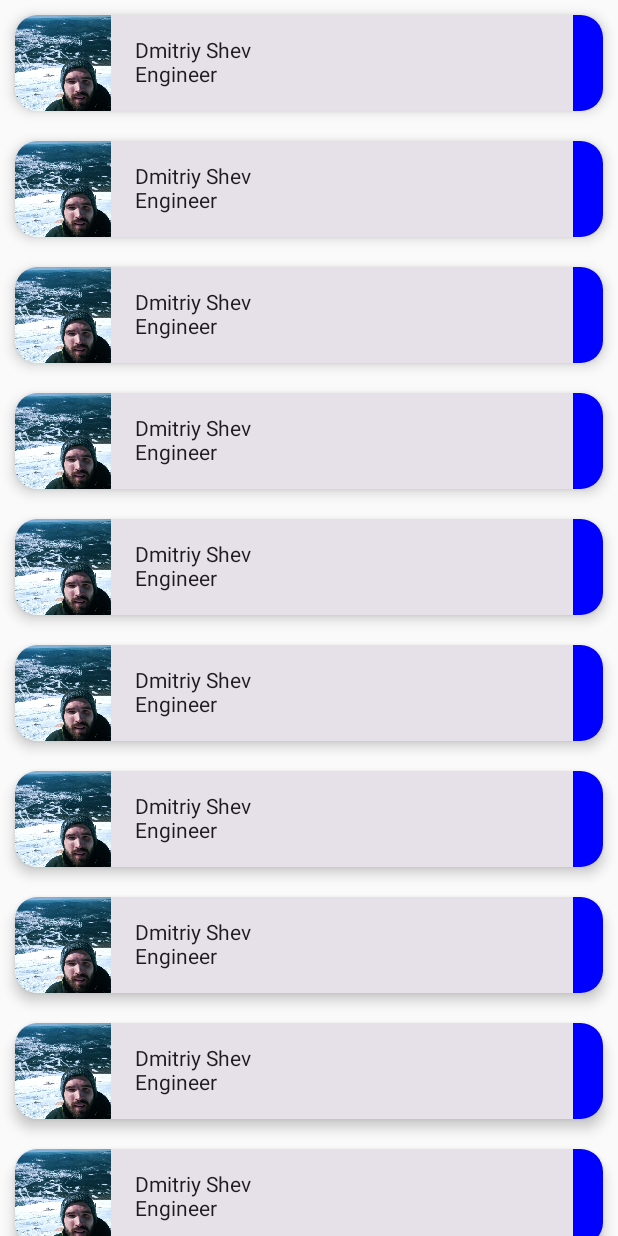
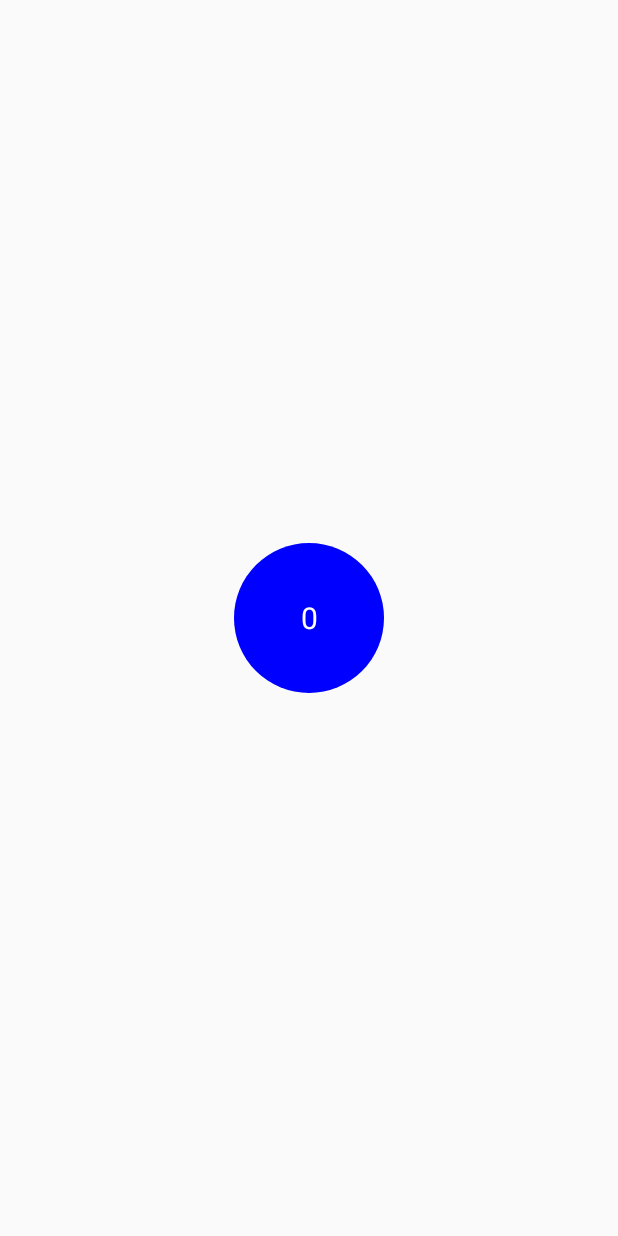
Before and after one commit to Shevy-D/ComposeLessonYouTube, an Android app built with Jetpack Compose: the screen it shows after launch (MainActivity), on a phone screen of 412 x 824 dp. Run offline under Robolectric (Android 15) with nearby library versions, the phone set to English and light mode, and no system bars.

Commit message:
Lesson 4. States

```diff
--- a/app/src/main/java/com/shevy/composelessonyoutube/MainActivity.kt
+++ b/app/src/main/java/com/shevy/composelessonyoutube/MainActivity.kt
@@ -1,119 +1,61 @@
 package com.shevy.composelessonyoutube
 
 import android.os.Bundle
-import android.util.Log
 import androidx.activity.ComponentActivity
 import androidx.activity.compose.setContent
-import androidx.compose.foundation.Image
 import androidx.compose.foundation.background
 import androidx.compose.foundation.clickable
-import androidx.compose.foundation.gestures.Orientation
-import androidx.compose.foundation.gestures.ScrollableState
-import androidx.compose.foundation.gestures.detectDragGesturesAfterLongPress
-import androidx.compose.foundation.gestures.scrollable
-import androidx.compose.foundation.layout.Arrangement
 import androidx.compose.foundation.layout.Box
-import androidx.compose.foundation.layout.Column
-import androidx.compose.foundation.layout.Row
-import androidx.compose.foundation.layout.fillMaxWidth
-import androidx.compose.foundation.layout.height
-import androidx.compose.foundation.layout.padding
+import androidx.compose.foundation.layout.fillMaxSize
 import androidx.compose.foundation.layout.size
-import androidx.compose.foundation.layout.width
-import androidx.compose.foundation.rememberScrollState
-import androidx.compose.foundation.shape.RoundedCornerShape
-import androidx.compose.foundation.verticalScroll
-import androidx.compose.material3.Card
-import androidx.compose.material3.CardDefaults
+import androidx.compose.foundation.shape.CircleShape
 import androidx.compose.material3.Text
 import androidx.compose.runtime.Composable
+import androidx.compose.runtime.mutableStateOf
+import androidx.compose.runtime.remember
 import androidx.compose.ui.Alignment
 import androidx.compose.ui.Modifier
 import androidx.compose.ui.graphics.Color
-import androidx.compose.ui.input.pointer.pointerInput
-import androidx.compose.ui.layout.ContentScale
-import androidx.compose.ui.res.painterResource
+import androidx.compose.ui.text.TextStyle
 import androidx.compose.ui.unit.dp
+import androidx.compose.ui.unit.sp
 
 class MainActivity : ComponentActivity() {
+
     override fun onCreate(savedInstanceState: Bundle?) {
         super.onCreate(savedInstanceState)
         setContent {
-            Column(modifier = Modifier.verticalScroll(rememberScrollState())) {
-                ListItem("Dmitriy Shev", "Engineer")
-                ListItem("Dmitriy Shev", "Engineer")
-                ListItem("Dmitriy Shev", "Engineer")
-                ListItem("Dmitriy Shev", "Engineer")
-                ListItem("Dmitriy Shev", "Engineer")
-                ListItem("Dmitriy Shev", "Engineer")
-                ListItem("Dmitriy Shev", "Engineer")
-                ListItem("Dmitriy Shev", "Engineer")
-                ListItem("Dmitriy Shev", "Engineer")
-                ListItem("Dmitriy Shev", "Engineer")
-                ListItem("Dmitriy Shev", "Engineer")
+            Box(
+                modifier = Modifier.fillMaxSize(),
+                contentAlignment = Alignment.Center
+            ) {
+                CircleItem()
             }
         }
     }
 
     @Composable
-    private fun ListItem(name: String, prof: String) {
-        Card(
+    private fun CircleItem() {
+        val counter = remember { mutableStateOf(0) }
+        val color = remember { mutableStateOf(Color.Blue) }
+
+        Box(
             modifier = Modifier
-                .fillMaxWidth()
-                .padding(10.dp)
-                .pointerInput(Unit){
-                    detectDragGesturesAfterLongPress { change, dragAmount ->
-                        Log.d("TestLog", "Long press: $dragAmount")
+                .size(100.dp)
+                .background(color = color.value, shape = CircleShape)
+                .clickable {
+                    when (++counter.value) {
+                        10 -> color.value = Color.Red
+                        20 -> color.value = Color.Green
                     }
-                }
-                .clickable {
-                    Log.d("TestLog", "Clicked")
                 },
-            shape = RoundedCornerShape(15.dp),
-            elevation = CardDefaults.cardElevation(
-                defaultElevation = 5.dp
+            contentAlignment = Alignment.Center
+        ) {
+
+            Text(
+                text = counter.value.toString(),
+                style = TextStyle(color = Color.White, fontSize = 20.sp)
             )
-        ) {
-            Row(
-                modifier = Modifier
-                    .fillMaxWidth(),
-                verticalAlignment = Alignment.CenterVertically
-            ) {
-                Box {
-                    Row(
-                        verticalAlignment = Alignment.CenterVertically
-                    ) {
-                        Image(
-                            painter = painterResource(id = R.drawable.photo),
-                            contentDescription = "image",
-                            contentScale = ContentScale.Crop,
-                            modifier = Modifier
-                                //.padding(5.dp)
-                                .size(64.dp)
-                            //.clip(CircleShape)
-                        )
-                        Column(
-                            modifier = Modifier.padding(start = 16.dp)
-                        ) {
-                            Text(text = name)
-                            Text(text = prof)
-                        }
-                    }
-                }
-                Box(
-                    modifier = Modifier.fillMaxWidth(),
-                    contentAlignment = Alignment.CenterEnd
-                ) {
-                    Column(
-                        modifier = Modifier
-                            .background(Color.Blue)
-                            .height(64.dp)
-                            .width(20.dp),
-                        verticalArrangement = Arrangement.SpaceBetween,
-                        horizontalAlignment = Alignment.End
-                    ) { }
-                }
-            }
         }
     }
 }
```
